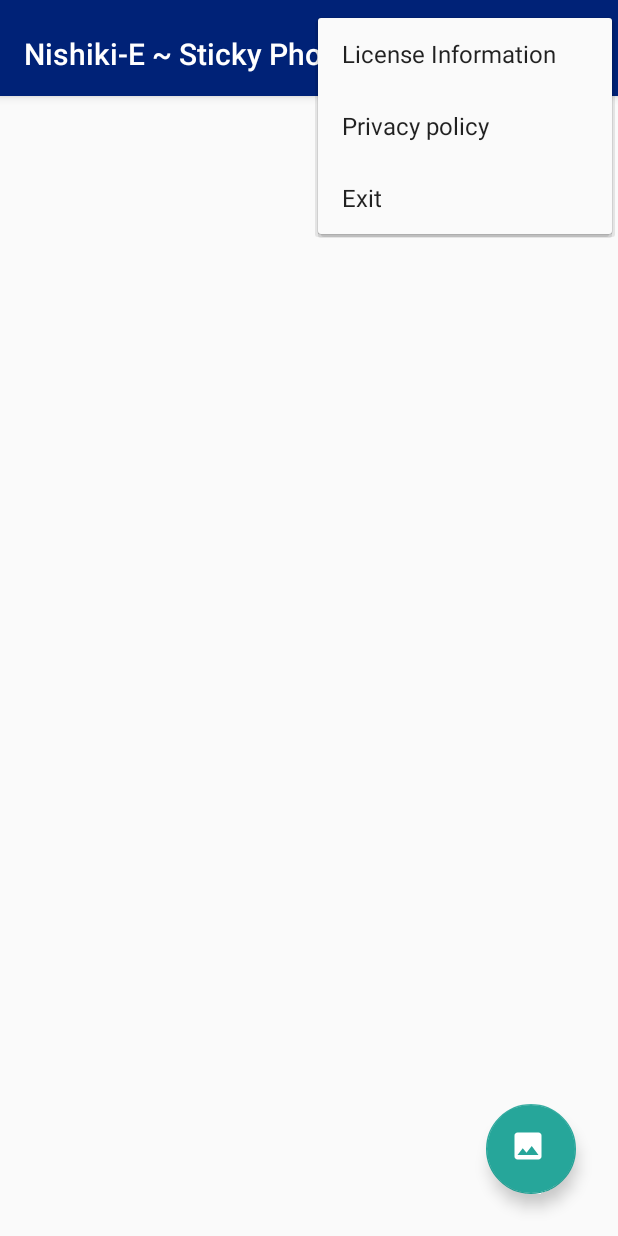
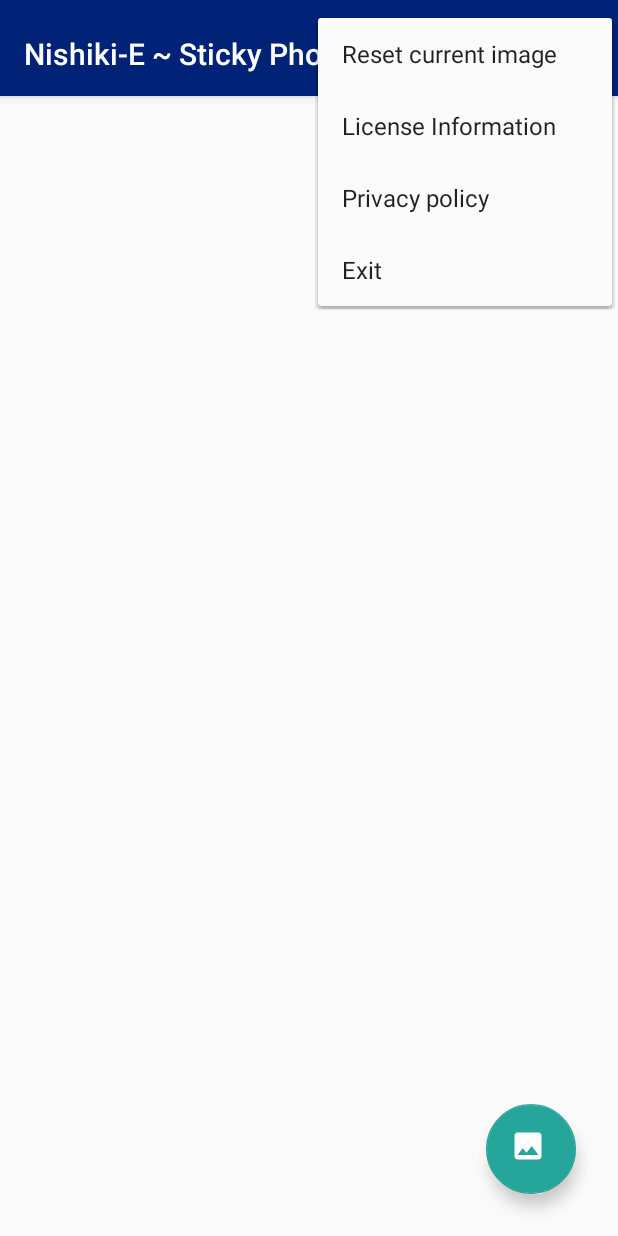
Before and after one commit to toastkidjp/NishikiE, an Android app: the screen it shows after launch (MainActivity), with the options menu open, on a phone screen of 412 x 824 dp. Run offline under Robolectric (Android 15) with nearby library versions, the phone set to English and light mode, and no system bars.

Commit message:
feature #10 Add reset image menu. Fix #10.

```diff
--- a/app/src/main/java/jp/toastkid/nishikie/MainActivity.kt
+++ b/app/src/main/java/jp/toastkid/nishikie/MainActivity.kt
@@ -61,6 +61,12 @@ class MainActivity : AppCompatActivity() {
     override fun onOptionsItemSelected(item: MenuItem) = when (item.itemId) {
         R.id.action_place_app_widget -> {
             appWidgetPlacer()
+            true
+        }
+        R.id.action_reset_current -> {
+            PreferenceApplier(this).image = ""
+            AppWidgetRefresher(this)()
+            GlobalScope.launch(Dispatchers.Main) { setCurrentImage(null) }
             true
         }
         R.id.action_license -> {
--- a/app/src/main/java/jp/toastkid/nishikie/appwidget/RemoteViewsFactory.kt
+++ b/app/src/main/java/jp/toastkid/nishikie/appwidget/RemoteViewsFactory.kt
@@ -35,6 +35,8 @@ internal object RemoteViewsFactory {
         if (imagePath.isNotEmpty()) {
             ImageFileLoader.loadBitmap(context, Uri.fromFile(File(imagePath)))
                     .let { remoteViews.setImageViewBitmap(R.id.image, it) }
+        } else {
+            remoteViews.setImageViewBitmap(R.id.image, null)
         }
         setTapActions(context, remoteViews)
         return remoteViews
--- a/app/src/main/res/menu/menu_main.xml
+++ b/app/src/main/res/menu/menu_main.xml
@@ -2,6 +2,12 @@
     xmlns:app="http://schemas.android.com/apk/res-auto"
     xmlns:tools="http://schemas.android.com/tools"
     tools:context="jp.toastkid.nishikie.MainActivity">
+    <item
+        android:id="@+id/action_reset_current"
+        android:orderInCategory="100"
+        android:title="@string/title_reset_current_image"
+        app:showAsAction="never"
+        />
     <item
         android:id="@+id/action_license"
         android:orderInCategory="100"
--- a/app/src/main/res/values/strings.xml
+++ b/app/src/main/res/values/strings.xml
@@ -9,4 +9,5 @@
     <string name="place_app_widget">Place App Widget</string>
     <string name="message_confirm_place_app_widget">Would you like to place App-Widget?</string>
     <string name="action_place_app_widget">Place</string>
+    <string name="title_reset_current_image">Reset current image</string>
 </resources>
```
Also changed, not shown: 1 other file.
